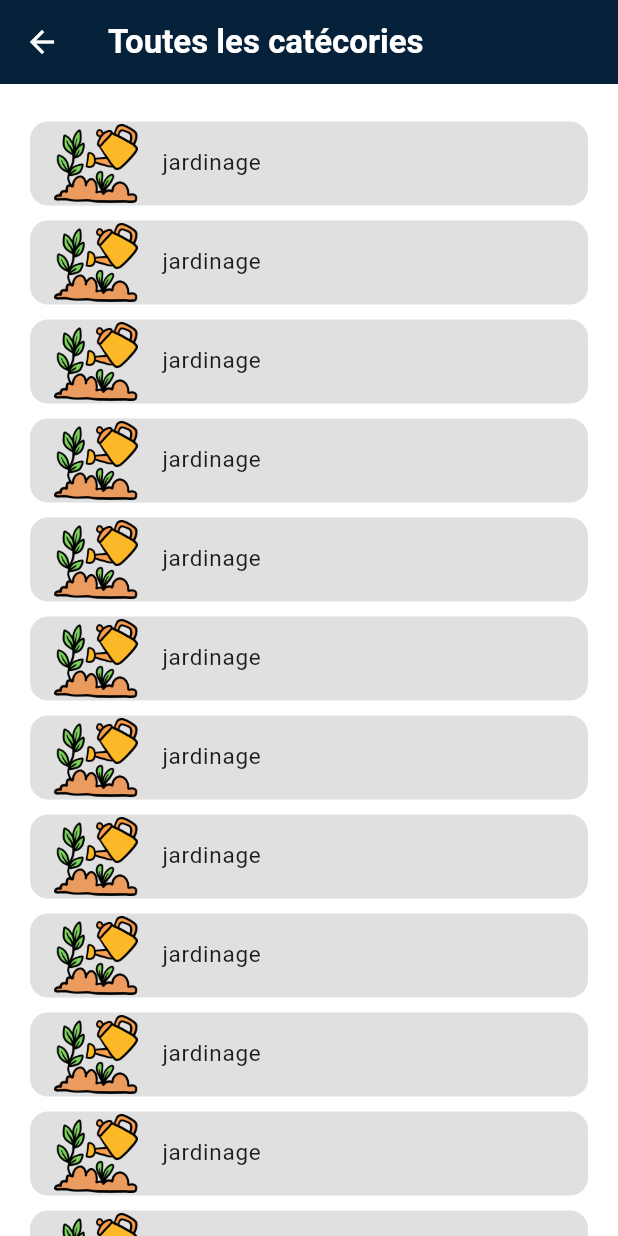
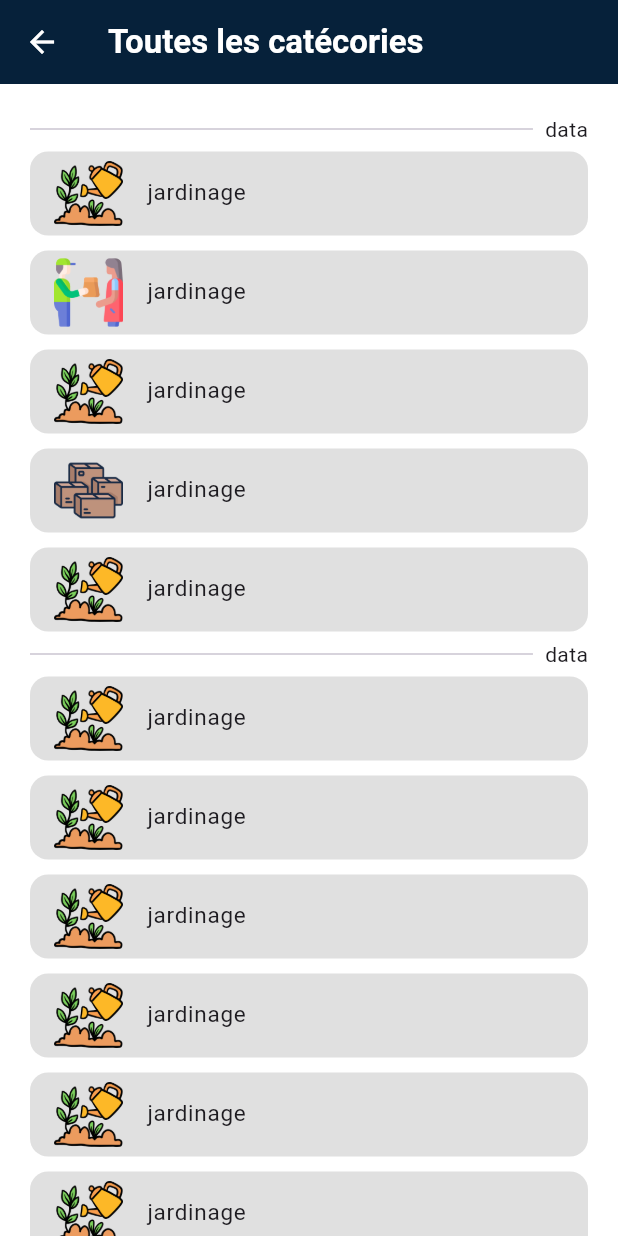
Before and after one commit to wicotech/jobsApk, a Flutter app: the screen it shows after launch, after a tap on "Tout voir", on a phone screen of 412 x 824 dp. Run offline on Flutter 3.47's test engine with Material 3 defaults, Android fonts, the phone set to English and light mode, and no system bars; our stand-ins replace dotted_border, flutter_otp_text_field, google_nav_bar, readmore; missing offline and left inert: text_area.

Commit message:
amélioration de la première version

```diff
--- a/lib/composants/boutonDimensions.dart
+++ b/lib/composants/boutonDimensions.dart
@@ -25,7 +25,7 @@ class Boutondimensions extends StatelessWidget {
         width: largeur,
         decoration: BoxDecoration(
             color: couleur,
-            borderRadius: BorderRadius.circular(8)),
+            borderRadius: BorderRadius.circular(4)),
         child: Center(
             child: Text(
               texte,
--- a/lib/composants/categorieTile.dart
+++ b/lib/composants/categorieTile.dart
@@ -19,7 +19,9 @@ class Categorietile extends StatelessWidget {
       ),
 
       child: ListTile(
-        leading: Image.asset(path),
+        leading: Container(
+          padding: EdgeInsets.symmetric(vertical: 5),
+            child: Image.asset(path)),
         title: Text(nom,style: TextStyle(
             fontSize:15
         ),)
--- a/lib/composants/contenuDrawer.dart
+++ b/lib/composants/contenuDrawer.dart
@@ -1,5 +1,7 @@
 import 'package:flutter/material.dart';
+import 'package:jobs/colors.dart';
 import 'package:jobs/composants/parametresItem.dart';
+import 'package:jobs/composants/profil.dart';
 
 import '../pages/connexion.dart';
 import '../pages/inscription.dart';
@@ -15,9 +17,30 @@ class Contenudrawer extends StatelessWidget {
   @override
   Widget build(BuildContext context) {
     return Container(
-      padding: EdgeInsets.only(top: 50),
+      //padding: EdgeInsets.only(top: 50),
       child: Column(
         children: [
+          Stack(
+            children: [
+              Container(
+                width: double.infinity,
+                height: 150,
+                color: primary[200],
+              ),
+              Positioned(
+                top: 40,
+                left: 12,
+                child: Column(
+                  crossAxisAlignment: CrossAxisAlignment.start,
+                  children: [
+                    Profil(rayon: 60, bordure: Colors.white),
+                    Text("Nom prénom", style: TextStyle(color: Colors.white),),
+                    Text("exemple@gmail.com"),
+                  ],
+                ),
+              )
+            ],
+          ),
           Text("Menu", style: TextStyle(fontSize: 20, fontWeight: FontWeight.bold),),
           EspacesV(hauteur: 20),
 
--- a/lib/composants/serviceItem.dart
+++ b/lib/composants/serviceItem.dart
@@ -43,7 +43,7 @@ class Serviceitem extends StatelessWidget {
               child: Column(
                 crossAxisAlignment: CrossAxisAlignment.start,
                 children: [
-                  Profil(rayon: 40, bordure: Colors.green,),
+                  Profil(rayon: 40, bordure: primary,),
                   Text("Nom du prestataire",
                     maxLines: 1,
                     overflow: TextOverflow.ellipsis,
@@ -65,12 +65,12 @@ class Serviceitem extends StatelessWidget {
                     width: 90,
                     child: Row(
                       children: [
-                        Icon(Icons.not_listed_location, color: Colors.green,size: 15,),
+                        Icon(Icons.not_listed_location, color: Colors.grey,size: 15,),
                         Container(
                           width: 70,
                           child: Text("YopougonMMMM", maxLines: 1,overflow: TextOverflow.ellipsis,style: TextStyle(
                             fontSize: 13,
-                            color: Colors.green
+                            color: Colors.grey
                           ),),
                         )
                       ],
@@ -81,7 +81,10 @@ class Serviceitem extends StatelessWidget {
               ),
             ),
 
-            EspacesH(largeur: 20),
+            VerticalDivider(
+
+            ),
+            EspacesH(largeur: 10),
             Container(
               width: 220,
               height: 120,
--- a/lib/pages/accueil.dart
+++ b/lib/pages/accueil.dart
@@ -60,12 +60,29 @@ class _AccueilState extends State<Accueil> {
                         borderRadius: BorderRadius.only(bottomLeft: Radius.circular(20), bottomRight: Radius.circular(20)),
                         color: primary,
                       ),
+                      child: Row(
+                        mainAxisAlignment: MainAxisAlignment.spaceBetween,
+                        children: [
+                          Container(
+                            width: 290,
                             child: TextField(
                               decoration: InputDecoration(
                                   prefixIcon: const Icon(Icons.search),
                                   hintText: "Rechercher un service",
                                   border: OutlineInputBorder(
                                       borderRadius: BorderRadius.circular(12))),
+                            ),
+                          ),
+                          Container(
+                            width: 50,
+                            height: 50,
+                            decoration: BoxDecoration(
+                              color: Colors.white,
+                              borderRadius: BorderRadius.circular(15)
+                            ),
+                            child: Icon(Icons.filter_list_outlined, color: primary,),
+                          )
+                        ],
                       ),
 
                     ),
--- a/lib/pages/allCategories.dart
+++ b/lib/pages/allCategories.dart
@@ -1,6 +1,7 @@
 import 'package:flutter/material.dart';
 import 'package:jobs/composants/appBarTitle.dart';
 import 'package:jobs/composants/categorieTile.dart';
+import 'package:jobs/composants/espaces.dart';
 
 
 class Allcategories extends StatefulWidget {
@@ -21,11 +22,25 @@ class _AllcategoriesState extends State<Allcategories> {
         padding: EdgeInsets.fromLTRB(20, 20, 20, 0),
         child: ListView(
           children: [
+            Row(
+              children: [
+                Expanded(child: Divider()),
+                EspacesH(largeur: 8),
+                Text("data"),
+              ],
+            ),
             Categorietile(path: "assets/images/arrosoir.png", nom: "jardinage",),
+            Categorietile(path: "assets/images/livraison-de-colis.png", nom: "jardinage",),
             Categorietile(path: "assets/images/arrosoir.png", nom: "jardinage",),
+            Categorietile(path: "assets/images/carton.png", nom: "jardinage",),
             Categorietile(path: "assets/images/arrosoir.png", nom: "jardinage",),
-            Categorietile(path: "assets/images/arrosoir.png", nom: "jardinage",),
-            Categorietile(path: "assets/images/arrosoir.png", nom: "jardinage",),
+            Row(
+              children: [
+                Expanded(child: Divider()),
+                EspacesH(largeur: 8),
+                Text("data"),
+              ],
+            ),
             Categorietile(path: "assets/images/arrosoir.png", nom: "jardinage",),
             Categorietile(path: "assets/images/arrosoir.png", nom: "jardinage",),
             Categorietile(path: "assets/images/arrosoir.png", nom: "jardinage",),
--- a/lib/pages/notifications.dart
+++ b/lib/pages/notifications.dart
@@ -4,6 +4,7 @@ import 'package:jobs/composants/appBarTitle.dart';
 import 'package:jobs/composants/notificationItem.dart';
 
 import '../composants/contenuDrawer.dart';
+import '../composants/espaces.dart';
 import '../composants/profil.dart';
 
 
@@ -42,9 +43,29 @@ class _NotificationsState extends State<Notifications> {
         padding: EdgeInsets.fromLTRB(20, 20, 20, 0),
         child: ListView(
           children: [
+            Row(
+              children: [
+                Text("24/09/2024"),
+                EspacesH(largeur: 8),
+                Expanded(child: Divider()),
+              ],
+            ),
             Notificationitem(icone: Icons.message, texte: "Nouveau gombeau g"
                 "ombeaugombeaugombeau gombeau"
                 "ombeaugombeaugombeau gombeau"),
+            Notificationitem(icone: Icons.message, texte: "Nouveau gombeau g"
+                "ombeaugombeaugombeau gombeau"
+                "ombeaugombeaugombeau gombeau"),
+            Notificationitem(icone: Icons.message, texte: "Nouveau gombeau g"
+                "ombeaugombeaugombeau gombeau"
+                "ombeaugombeaugombeau gombeau"),
+            Row(
+              children: [
+                Text("24/09/2024"),
+                EspacesH(largeur: 8),
+                Expanded(child: Divider()),
+              ],
+            ),
             Notificationitem(icone: Icons.message, texte: "Nouveau gombeau g"
                 "ombeaugombeaugombeau gombeau"
                 "ombeaugombeaugombeau gombeau"),
```
Lines whose indentation alone changed are shown as unchanged.
